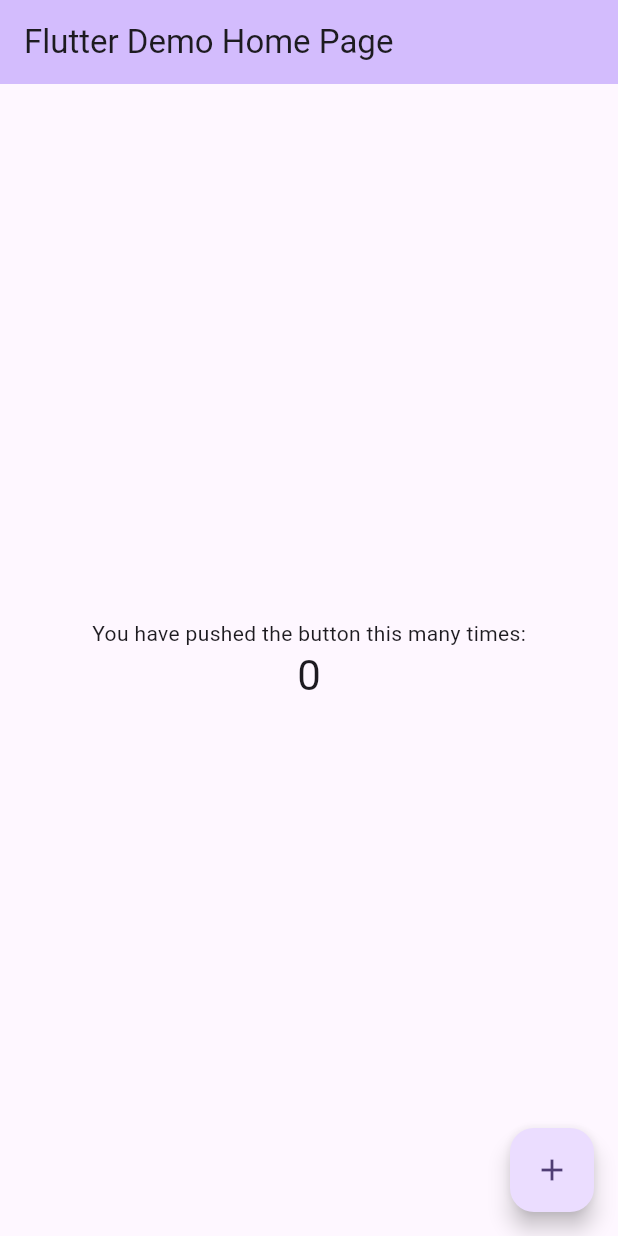
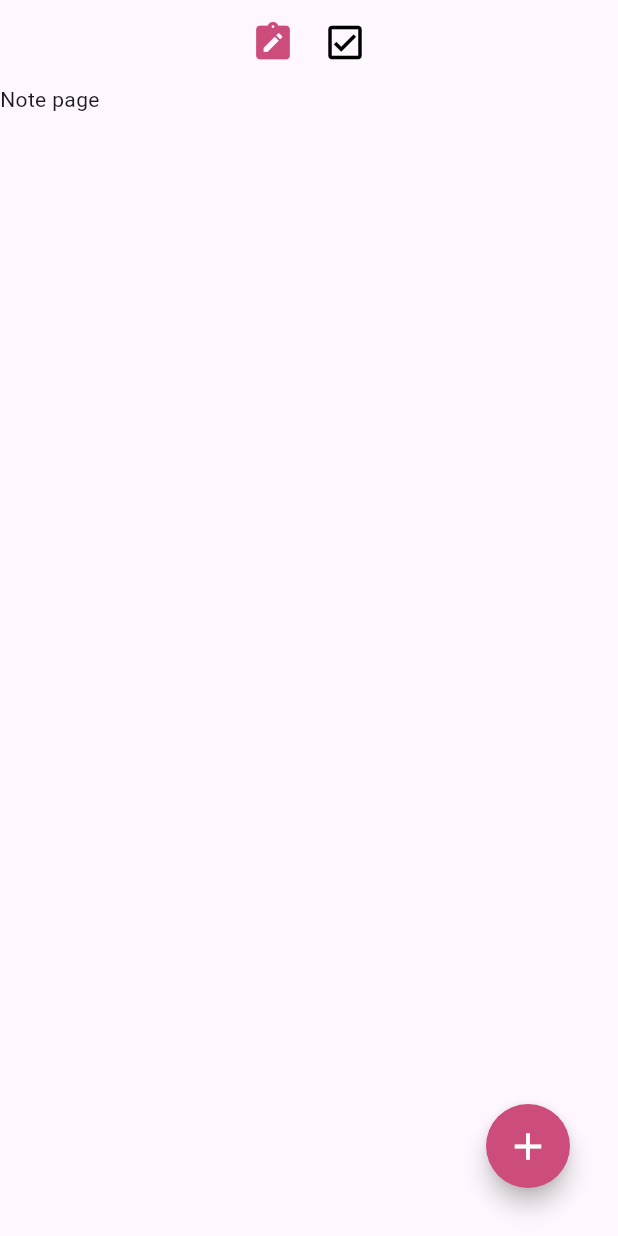
Before and after one commit to 24shrouk/Task_App, a Flutter app: the screen it shows after launch, on a phone screen of 412 x 824 dp. Run offline on Flutter 3.47's test engine with Material 3 defaults, Android fonts, the phone set to English and light mode, and no system bars; our stand-ins replace font_awesome_flutter.

Commit message:
add text feilds

```diff
--- /dev/null
+++ b/lib/constants.dart
@@ -0,0 +1,3 @@
+import 'package:flutter/material.dart';
+
+const kPrimaryColor = Color.fromARGB(255, 204, 76, 123);
--- a/lib/main.dart
+++ b/lib/main.dart
@@ -1,125 +1,23 @@
 import 'package:flutter/material.dart';
+import 'package:task_app/screens/home_page.dart';
 
 void main() {
-  runApp(const MyApp());
+  runApp(const TaskApp());
 }
 
-class MyApp extends StatelessWidget {
-  const MyApp({super.key});
+class TaskApp extends StatefulWidget {
+  const TaskApp({super.key});
 
-  // This widget is the root of your application.
+  @override
+  State<TaskApp> createState() => _TaskAppState();
+}
+
+class _TaskAppState extends State<TaskApp> {
   @override
   Widget build(BuildContext context) {
     return MaterialApp(
-      title: 'Flutter Demo',
-      theme: ThemeData(
-        // This is the theme of your application.
-        //
-        // TRY THIS: Try running your application with "flutter run". You'll see
-        // the application has a purple toolbar. Then, without quitting the app,
-        // try changing the seedColor in the colorScheme below to Colors.green
-        // and then invoke "hot reload" (save your changes or press the "hot
-        // reload" button in a Flutter-supported IDE, or press "r" if you used
-        // the command line to start the app).
-        //
-        // Notice that the counter didn't reset back to zero; the application
-        // state is not lost during the reload. To reset the state, use hot
-        // restart instead.
-        //
-        // This works for code too, not just values: Most code changes can be
-        // tested with just a hot reload.
-        colorScheme: ColorScheme.fromSeed(seedColor: Colors.deepPurple),
-        useMaterial3: true,
-      ),
-      home: const MyHomePage(title: 'Flutter Demo Home Page'),
+      debugShowCheckedModeBanner: false,
+      home: HomePage(),
     );
   }
 }
-
-class MyHomePage extends StatefulWidget {
-  const MyHomePage({super.key, required this.title});
-
-  // This widget is the home page of your application. It is stateful, meaning
-  // that it has a State object (defined below) that contains fields that affect
-  // how it looks.
-
-  // This class is the configuration for the state. It holds the values (in this
-  // case the title) provided by the parent (in this case the App widget) and
-  // used by the build method of the State. Fields in a Widget subclass are
-  // always marked "final".
-
-  final String title;
-
-  @override
-  State<MyHomePage> createState() => _MyHomePageState();
-}
-
-class _MyHomePageState extends State<MyHomePage> {
-  int _counter = 0;
-
-  void _incrementCounter() {
-    setState(() {
-      // This call to setState tells the Flutter framework that something has
-      // changed in this State, which causes it to rerun the build method below
-      // so that the display can reflect the updated values. If we changed
-      // _counter without calling setState(), then the build method would not be
-      // called again, and so nothing would appear to happen.
-      _counter++;
-    });
-  }
-
-  @override
-  Widget build(BuildContext context) {
-    // This method is rerun every time setState is called, for instance as done
-    // by the _incrementCounter method above.
-    //
-    // The Flutter framework has been optimized to make rerunning build methods
-    // fast, so that you can just rebuild anything that needs updating rather
-    // than having to individually change instances of widgets.
-    return Scaffold(
-      appBar: AppBar(
-        // TRY THIS: Try changing the color here to a specific color (to
-        // Colors.amber, perhaps?) and trigger a hot reload to see the AppBar
-        // change color while the other colors stay the same.
-        backgroundColor: Theme.of(context).colorScheme.inversePrimary,
-        // Here we take the value from the MyHomePage object that was created by
-        // the App.build method, and use it to set our appbar title.
-        title: Text(widget.title),
-      ),
-      body: Center(
-        // Center is a layout widget. It takes a single child and positions it
-        // in the middle of the parent.
-        child: Column(
-          // Column is also a layout widget. It takes a list of children and
-          // arranges them vertically. By default, it sizes itself to fit its
-          // children horizontally, and tries to be as tall as its parent.
-          //
-          // Column has various properties to control how it sizes itself and
-          // how it positions its children. Here we use mainAxisAlignment to
-          // center the children vertically; the main axis here is the vertical
-          // axis because Columns are vertical (the cross axis would be
-          // horizontal).
-          //
-          // TRY THIS: Invoke "debug painting" (choose the "Toggle Debug Paint"
-          // action in the IDE, or press "p" in the console), to see the
-          // wireframe for each widget.
-          mainAxisAlignment: MainAxisAlignment.center,
-          children: <Widget>[
-            const Text(
-              'You have pushed the button this many times:',
-            ),
-            Text(
-              '$_counter',
-              style: Theme.of(context).textTheme.headlineMedium,
-            ),
-          ],
-        ),
-      ),
-      floatingActionButton: FloatingActionButton(
-        onPressed: _incrementCounter,
-        tooltip: 'Increment',
-        child: const Icon(Icons.add),
-      ), // This trailing comma makes auto-formatting nicer for build methods.
-    );
-  }
-}
--- /dev/null
+++ b/lib/screens/home_page.dart
@@ -0,0 +1,44 @@
+import 'package:flutter/material.dart';
+import 'package:task_app/screens/notes_page.dart';
+import 'package:task_app/screens/task_page.dart';
+import 'package:task_app/widgets/custom_app_bar.dart';
+
+class HomePage extends StatefulWidget {
+  const HomePage({super.key});
+
+  @override
+  State<HomePage> createState() => _HomePageState();
+}
+
+class _HomePageState extends State<HomePage> {
+  PageController pageController = PageController(initialPage: 0);
+  int currentIndex = 0;
+  @override
+  void initState() {
+    super.initState();
+    currentIndex = 0;
+  }
+
+  @override
+  Widget build(BuildContext context) {
+    return Scaffold(
+      appBar: AppBar(
+        title: CustomAppBar(
+            pageController: pageController, currentIndex: currentIndex),
+        centerTitle: true,
+      ),
+      body: PageView(
+        controller: pageController,
+        onPageChanged: (value) {
+          setState(() {
+            currentIndex = value;
+          });
+        },
+        children: const <Widget>[
+          NotesPage(),
+          TaskPage(),
+        ],
+      ),
+    );
+  }
+}
--- /dev/null
+++ b/lib/screens/notes_page.dart
@@ -0,0 +1,25 @@
+import 'package:flutter/material.dart';
+import 'package:task_app/widgets/no_written_flutter_app.dart';
+import 'package:task_app/widgets/custom_floating_action_button.dart';
+
+class NotesPage extends StatefulWidget {
+  const NotesPage({super.key});
+
+  @override
+  State<NotesPage> createState() => _NotesPageState();
+}
+
+class _NotesPageState extends State<NotesPage> {
+  @override
+  Widget build(BuildContext context) {
+    return Scaffold(
+      floatingActionButton: CustomFloatingActionButton(
+        onPressed: () {
+          Navigator.push(context,
+              MaterialPageRoute(builder: (context) => NoWrittenNote()));
+        },
+      ),
+      body: const Text('Note page'),
+    );
+  }
+}
--- /dev/null
+++ b/lib/widgets/custom_app_bar.dart
@@ -0,0 +1,48 @@
+import 'package:flutter/material.dart';
+import 'package:task_app/constants.dart';
+
+class CustomAppBar extends StatelessWidget {
+  const CustomAppBar({
+    super.key,
+    required this.pageController,
+    required this.currentIndex,
+  });
+
+  final PageController pageController;
+  final int currentIndex;
+
+  @override
+  Widget build(BuildContext context) {
+    return Padding(
+      padding: const EdgeInsets.all(16.0),
+      child: Row(
+        mainAxisAlignment: MainAxisAlignment.center,
+        children: [
+          IconButton(
+              onPressed: () {
+                pageController.previousPage(
+                    duration: const Duration(microseconds: 100),
+                    curve: Curves.bounceIn);
+              },
+              icon: Icon(
+                currentIndex == 0 ? Icons.note_alt : Icons.note_alt_outlined,
+                size: 30,
+                color: currentIndex == 0 ? kPrimaryColor : Colors.black,
+              )),
+          IconButton(
+            onPressed: () {
+              pageController.nextPage(
+                  duration: const Duration(microseconds: 100),
+                  curve: Curves.bounceIn);
+            },
+            icon: Icon(
+              currentIndex == 1 ? Icons.check_box : Icons.check_box_outlined,
+              size: 30,
+              color: currentIndex == 1 ? kPrimaryColor : Colors.black,
+            ),
+          ),
+        ],
+      ),
+    );
+  }
+}
--- /dev/null
+++ b/lib/widgets/custom_floating_action_button.dart
@@ -0,0 +1,27 @@
+import 'package:flutter/material.dart';
+import 'package:task_app/constants.dart';
+
+class CustomFloatingActionButton extends StatelessWidget {
+  const CustomFloatingActionButton({
+    super.key,
+    required this.onPressed,
+  });
+  final void Function()? onPressed;
+
+  @override
+  Widget build(BuildContext context) {
+    return Padding(
+      padding: const EdgeInsets.all(16.0),
+      child: FloatingActionButton(
+        backgroundColor: kPrimaryColor,
+        onPressed: onPressed,
+        shape: const CircleBorder(),
+        child: const Icon(
+          Icons.add,
+          color: Colors.white,
+          size: 30,
+        ),
+      ),
+    );
+  }
+}
--- a/pubspec.yaml
+++ b/pubspec.yaml
@@ -35,6 +35,8 @@ dependencies:
   # The following adds the Cupertino Icons font to your application.
   # Use with the CupertinoIcons class for iOS style icons.
   cupertino_icons: ^1.0.2
+  font_awesome_flutter: ^10.7.0
+  intl: ^0.19.0
 
 dev_dependencies:
   flutter_test:
```
Also changed, not shown: lib/screens/task_page.dart (added, +21 -0 lines), lib/widgets/custom_text_feild.dart (added, +45 -0 lines), lib/widgets/no_written_flutter_app.dart (added, +51 -0 lines), pubspec.lock.
